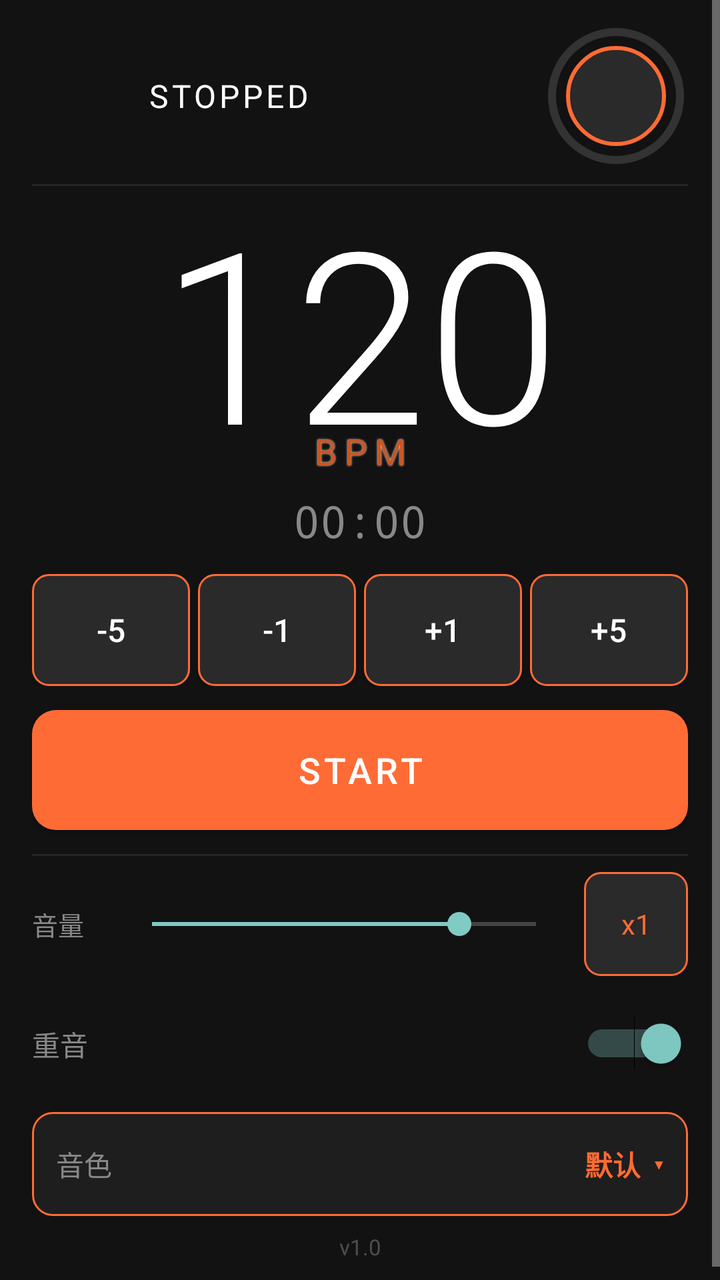
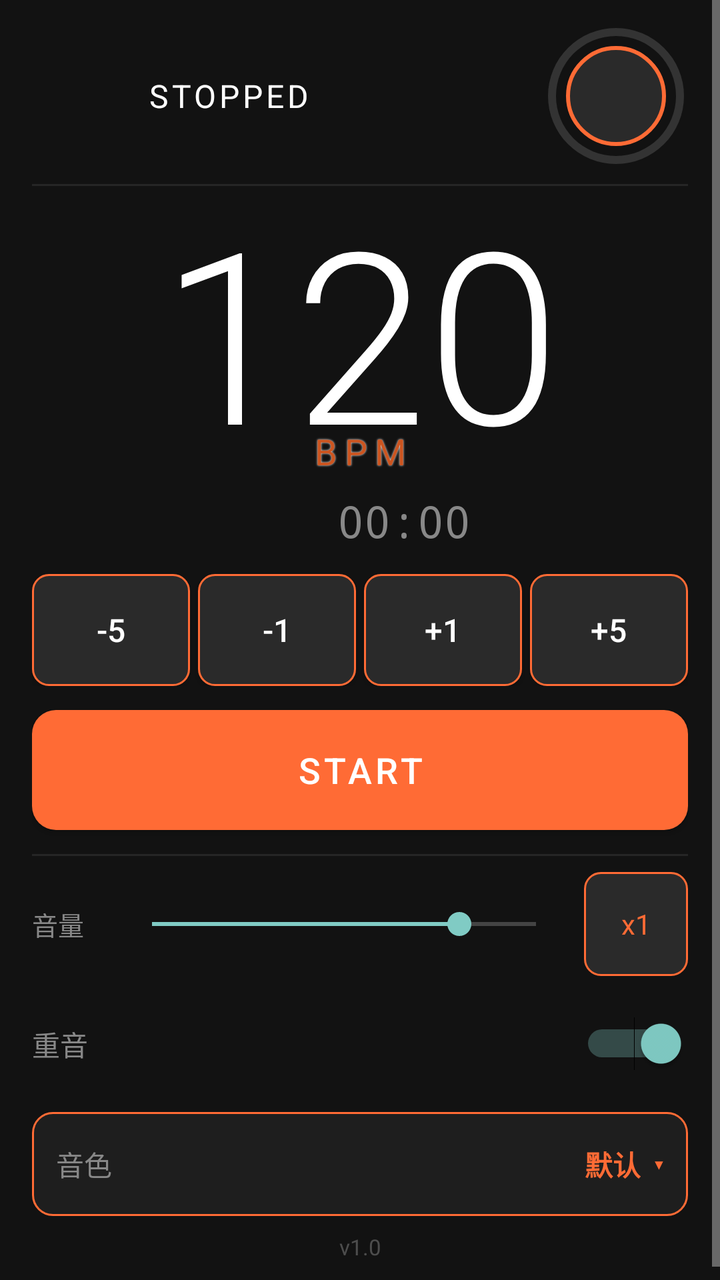

Before-and-after screenshots of an Android layout around one commit, followed by the original layout XML and the change that was made.
<!-- AndroidManifest.xml: application theme Theme.RunBeatPro -->
<!-- res/layout/activity_main.xml -->
<?xml version="1.0" encoding="utf-8"?>
<ScrollView xmlns:android="http://schemas.android.com/apk/res/android"
    android:layout_width="match_parent"
    android:layout_height="match_parent"
    android:background="@color/background"
    android:fillViewport="true">

<LinearLayout
    android:layout_width="match_parent"
    android:layout_height="wrap_content"
    android:orientation="vertical"
    android:paddingHorizontal="16dp"
    android:paddingTop="12dp"
    android:paddingBottom="16dp">

    
    <LinearLayout
        android:id="@+id/layoutStatusBar"
        android:layout_width="match_parent"
        android:layout_height="wrap_content"
        android:orientation="horizontal"
        android:gravity="center_vertical"
        android:layout_marginBottom="8dp">

        
        <View
            android:id="@+id/btnThemeColor"
            android:layout_width="28dp"
            android:layout_height="28dp"
            android:layout_marginEnd="12dp"
            android:clickable="true"
            android:focusable="true" />

        <View
            android:id="@+id/viewStatusDot"
            android:layout_width="10dp"
            android:layout_height="10dp"
            android:layout_marginEnd="8dp"
            android:background="@drawable/status_dot" />

        <TextView
            android:id="@+id/tvStatus"
            android:layout_width="0dp"
            android:layout_height="wrap_content"
            android:layout_weight="1"
            android:text="STOPPED"
            android:textColor="@color/textPrimary"
            android:textSize="16sp"
            android:letterSpacing="0.1" />

        <FrameLayout
            android:layout_width="72dp"
            android:layout_height="72dp">

            <ProgressBar
                android:id="@+id/unlockProgress"
                style="?android:attr/progressBarStyleHorizontal"
                android:layout_width="match_parent"
                android:layout_height="match_parent"
                android:progressDrawable="@drawable/circular_progress"
                android:max="2000"
                android:progress="0"
                android:clickable="false"
                android:focusable="false" />

            <View
                android:layout_width="50dp"
                android:layout_height="50dp"
                android:layout_gravity="center"
                android:background="@drawable/btn_lock"
                android:clickable="false"
                android:focusable="false" />

            <Button
                android:id="@+id/btnLock"
                android:layout_width="match_parent"
                android:layout_height="match_parent"
                android:background="?attr/selectableItemBackgroundBorderless"
                android:contentDescription="Lock screen"
                android:text="" />

        </FrameLayout>

    </LinearLayout>

    <View
        android:layout_width="match_parent"
        android:layout_height="1dp"
        android:background="#262626"
        android:layout_marginBottom="8dp" />

    
    <FrameLayout
        android:layout_width="match_parent"
        android:layout_height="wrap_content"
        android:layout_marginBottom="4dp">

        <TextView
            android:id="@+id/tvBpm"
            android:layout_width="match_parent"
            android:layout_height="wrap_content"
            android:text="120"
            android:textColor="@color/textPrimary"
            android:textSize="120sp"
            android:fontFamily="sans-serif-light"
            android:gravity="center"
            android:includeFontPadding="false" />

        <TextView
            android:id="@+id/tvBpmLabel"
            android:layout_width="match_parent"
            android:layout_height="wrap_content"
            android:text="BPM"
            android:textColor="@color/colorPrimaryVariant"
            android:textSize="18sp"
            android:letterSpacing="0.2"
            android:gravity="center_horizontal"
            android:layout_gravity="bottom"
            android:layout_marginBottom="4dp"
            android:shadowColor="#FFFFFF"
            android:shadowRadius="2"
            android:shadowDx="0"
            android:shadowDy="0" />

    </FrameLayout>

    
    <TextView
        android:id="@+id/tvTimer"
        android:layout_width="match_parent"
        android:layout_height="wrap_content"
        android:text="00:00"
        android:textColor="@color/textSecondary"
        android:textSize="22sp"
        android:fontFamily="monospace"
        android:gravity="center"
        android:layout_marginBottom="12dp" />

    
    <LinearLayout
        android:id="@+id/layoutBpmControls"
        android:layout_width="match_parent"
        android:layout_height="wrap_content"
        android:orientation="horizontal"
        android:layout_marginBottom="12dp">

        <Button
            android:id="@+id/btnBpmMinus5"
            android:layout_width="0dp"
            android:layout_height="56dp"
            android:layout_weight="1"
            android:text="-5"
            android:textColor="@color/textPrimary"
            android:textSize="16sp"
            android:background="@drawable/btn_bpm_control"
            android:layout_marginEnd="4dp" />

        <Button
            android:id="@+id/btnBpmMinus1"
            android:layout_width="0dp"
            android:layout_height="56dp"
            android:layout_weight="1"
            android:text="-1"
            android:textColor="@color/textPrimary"
            android:textSize="16sp"
            android:background="@drawable/btn_bpm_control"
            android:layout_marginEnd="4dp" />

        <Button
            android:id="@+id/btnBpmPlus1"
            android:layout_width="0dp"
            android:layout_height="56dp"
            android:layout_weight="1"
            android:text="+1"
            android:textColor="@color/textPrimary"
            android:textSize="16sp"
            android:background="@drawable/btn_bpm_control"
            android:layout_marginEnd="4dp" />

        <Button
            android:id="@+id/btnBpmPlus5"
            android:layout_width="0dp"
            android:layout_height="56dp"
            android:layout_weight="1"
            android:text="+5"
            android:textColor="@color/textPrimary"
            android:textSize="16sp"
            android:background="@drawable/btn_bpm_control" />

    </LinearLayout>

    
    <Button
        android:id="@+id/btnStartPause"
        android:layout_width="match_parent"
        android:layout_height="60dp"
        android:text="START"
        android:textColor="@color/textPrimary"
        android:textSize="18sp"
        android:letterSpacing="0.1"
        android:background="@drawable/btn_start_pause"
        android:layout_marginBottom="12dp" />

    <View
        android:layout_width="match_parent"
        android:layout_height="1dp"
        android:background="#262626"
        android:layout_marginBottom="8dp" />

    
    <LinearLayout
        android:layout_width="match_parent"
        android:layout_height="wrap_content"
        android:orientation="horizontal"
        android:gravity="center_vertical"
        android:layout_marginBottom="8dp">

        <TextView
            android:id="@+id/tvTickVolumeLabel"
            android:layout_width="44dp"
            android:layout_height="wrap_content"
            android:text="音量"
            android:textColor="@color/textSecondary"
            android:textSize="13sp" />

        <SeekBar
            android:id="@+id/seekTickVolume"
            android:layout_width="0dp"
            android:layout_height="wrap_content"
            android:layout_weight="1"
            android:max="100"
            android:progress="80"
            android:layout_marginEnd="8dp" />

        <TextView
            android:id="@+id/btnGain"
            android:layout_width="52dp"
            android:layout_height="52dp"
            android:text="x1"
            android:textColor="@color/accent"
            android:textSize="14sp"
            android:gravity="center"
            android:background="@drawable/btn_bpm_control_ripple"
            android:clickable="true"
            android:focusable="true" />

    </LinearLayout>

    
    <LinearLayout
        android:id="@+id/layoutParams"
        android:layout_width="match_parent"
        android:layout_height="52dp"
        android:orientation="horizontal"
        android:gravity="center_vertical"
        android:layout_marginBottom="8dp">

        <TextView
            android:id="@+id/tvAccentLabel"
            android:layout_width="0dp"
            android:layout_height="wrap_content"
            android:layout_weight="1"
            android:text="重音"
            android:textColor="@color/textSecondary"
            android:textSize="14sp" />

        <Switch
            android:id="@+id/switchAccent"
            android:layout_width="wrap_content"
            android:layout_height="wrap_content"
            android:checked="true" />

    </LinearLayout>

    
    <LinearLayout
        android:id="@+id/layoutTimbre"
        android:layout_width="match_parent"
        android:layout_height="52dp"
        android:orientation="horizontal"
        android:gravity="center_vertical"
        android:background="@drawable/bg_selector_row"
        android:clickable="true"
        android:focusable="true"
        android:paddingHorizontal="12dp"
        android:layout_marginBottom="8dp">

        <TextView
            android:layout_width="wrap_content"
            android:layout_height="wrap_content"
            android:text="音色"
            android:textColor="@color/textSecondary"
            android:textSize="14sp"
            android:layout_marginEnd="8dp" />

        <Space
            android:layout_width="0dp"
            android:layout_height="wrap_content"
            android:layout_weight="1" />

        <TextView
            android:id="@+id/tvTimbreName"
            android:layout_width="wrap_content"
            android:layout_height="wrap_content"
            android:text="默认"
            android:textColor="@color/accent"
            android:textSize="14sp"
            android:textStyle="bold" />

        <TextView
            android:id="@+id/tvTimbreArrow"
            android:layout_width="wrap_content"
            android:layout_height="wrap_content"
            android:text="  ▾"
            android:textColor="@color/accent"
            android:textSize="14sp" />

    </LinearLayout>

    
    <TextView
        android:id="@+id/tvBuildInfo"
        android:layout_width="match_parent"
        android:layout_height="wrap_content"
        android:text="v1.0"
        android:textColor="@color/textSecondary"
        android:textSize="11sp"
        android:gravity="center"
        android:alpha="0.5" />

</LinearLayout>
</ScrollView>
<!-- resources referenced by this layout -->
<resources>
  <color name="accent">#FF6B35</color>
  <color name="background">#121212</color>
  <color name="colorPrimaryVariant">#CC5520</color>
  <color name="textPrimary">#FFFFFF</color>
  <color name="textSecondary">#888888</color>
  <!-- drawable bg_selector_row (drawable) -->
  <?xml version="1.0" encoding="utf-8"?>
  <ripple xmlns:android="http://schemas.android.com/apk/res/android"
      android:color="#44FF6B35">
      <item>
          <shape android:shape="rectangle">
              <solid android:color="#1E1E1E" />
              <corners android:radius="10dp" />
              <stroke android:width="1dp" android:color="#FF6B35" />
          </shape>
      </item>
  </ripple>
  <!-- drawable btn_bpm_control (drawable) -->
  <?xml version="1.0" encoding="utf-8"?>
  <shape xmlns:android="http://schemas.android.com/apk/res/android">
      <solid android:color="#2A2A2A" />
      <corners android:radius="8dp" />
      <stroke android:width="1dp" android:color="#FF6B35" />
  </shape>
  <!-- drawable btn_bpm_control_ripple (drawable) -->
  <?xml version="1.0" encoding="utf-8"?>
  <ripple xmlns:android="http://schemas.android.com/apk/res/android"
      android:color="#FF6B35">
      <item android:id="@android:id/mask">
          <shape>
              <solid android:color="#FFFFFF" />
              <corners android:radius="8dp" />
          </shape>
      </item>
      <item>
          <shape>
              <solid android:color="#2A2A2A" />
              <corners android:radius="8dp" />
              <stroke android:width="1dp" android:color="#FF6B35" />
          </shape>
      </item>
  </ripple>
  <!-- drawable btn_lock (drawable) -->
  <?xml version="1.0" encoding="utf-8"?>
  <shape xmlns:android="http://schemas.android.com/apk/res/android"
      android:shape="oval">
      <solid android:color="#2A2A2A" />
      <stroke android:width="2dp" android:color="#FF6B35" />
  </shape>
  <!-- drawable btn_start_pause (drawable) -->
  <?xml version="1.0" encoding="utf-8"?>
  <shape xmlns:android="http://schemas.android.com/apk/res/android">
      <solid android:color="#FF6B35" />
      <corners android:radius="12dp" />
  </shape>
  <!-- drawable circular_progress (drawable) -->
  <?xml version="1.0" encoding="utf-8"?>
  <layer-list xmlns:android="http://schemas.android.com/apk/res/android">
      <item android:id="@android:id/background">
          <shape android:shape="ring"
              android:innerRadius="30dp"
              android:thickness="4dp"
              android:useLevel="false">
              <solid android:color="#333333" />
          </shape>
      </item>
      <item android:id="@android:id/progress">
          <rotate android:fromDegrees="-90" android:toDegrees="270">
              <shape android:shape="ring"
                  android:innerRadius="30dp"
                  android:thickness="4dp"
                  android:useLevel="true">
                  <solid android:color="@color/colorPrimary" />
              </shape>
          </rotate>
      </item>
  </layer-list>
  <!-- drawable status_dot (drawable) -->
  <?xml version="1.0" encoding="utf-8"?>
  <shape xmlns:android="http://schemas.android.com/apk/res/android" android:shape="oval">
      <solid android-color="#4CAF50" />
      <size android:width="12dp" android:height="12dp" />
  </shape>
  <style name="Theme.RunBeatPro" parent="Theme.AppCompat.NoActionBar">
          <item name="colorPrimary">#FF6B35</item>
          <item name="android:windowBackground">@color/background</item>
          <item name="android:statusBarColor">#FF6B35</item>
      </style>
  <color name="colorPrimary">#FF6B35</color>
</resources>

<!-- the commit's change to res/layout/activity_main.xml (unified diff, before → after) -->
@@ -125,16 +125,42 @@
     </FrameLayout>
 
     
-    <TextView
-        android:id="@+id/tvTimer"
-        android:layout_width="match_parent"
-        android:layout_height="wrap_content"
-        android:text="00:00"
-        android:textColor="@color/textSecondary"
-        android:textSize="22sp"
-        android:fontFamily="monospace"
-        android:gravity="center"
-        android:layout_marginBottom="12dp" />
+    <LinearLayout
+        android:layout_width="match_parent"
+        android:layout_height="wrap_content"
+        android:orientation="horizontal"
+        android:gravity="center_vertical"
+        android:layout_marginBottom="12dp">
+
+        <Space
+            android:layout_width="44dp"
+            android:layout_height="wrap_content" />
+
+        <TextView
+            android:id="@+id/tvTimer"
+            android:layout_width="0dp"
+            android:layout_height="wrap_content"
+            android:layout_weight="1"
+            android:text="00:00"
+            android:textColor="@color/textSecondary"
+            android:textSize="22sp"
+            android:fontFamily="monospace"
+            android:gravity="center" />
+
+        <TextView
+            android:id="@+id/btnRestart"
+            android:layout_width="44dp"
+            android:layout_height="44dp"
+            android:text="↻"
+            android:textColor="@color/textSecondary"
+            android:textSize="22sp"
+            android:gravity="center"
+            android:background="@drawable/btn_bpm_control"
+            android:clickable="true"
+            android:focusable="true"
+            android:visibility="gone" />
+
+    </LinearLayout>
 
     
     <LinearLayout
